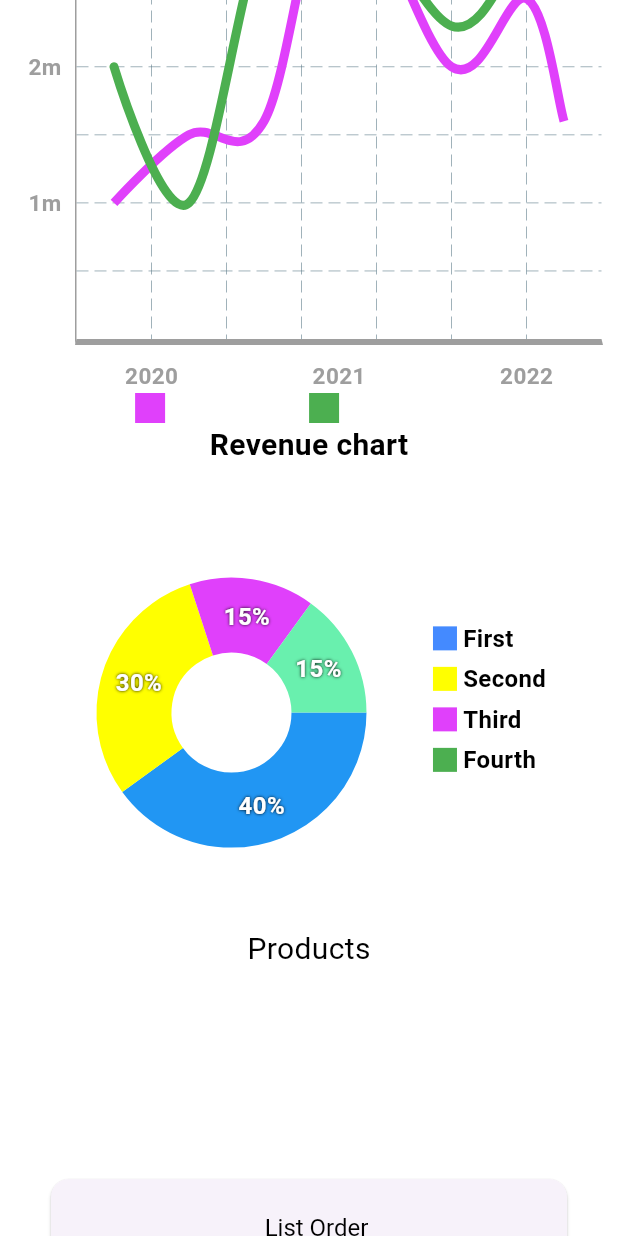
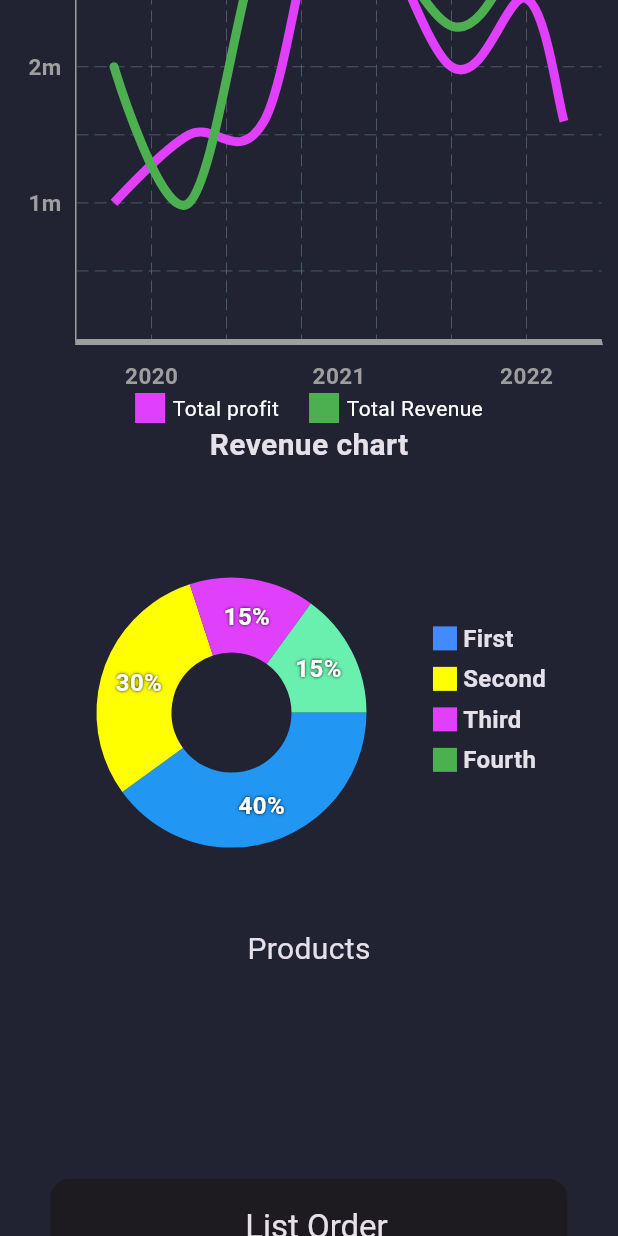
Before and after one commit to SFAri/flutterApp, a Flutter app: the AdminHome screen opened directly, scrolled down 576 dp, on a phone screen of 412 x 824 dp. Run offline on Flutter 3.47's test engine with Material 3 defaults, Android fonts, the phone set to English and light mode, and no system bars; drawn by our look-alikes of fl_chart; our stand-ins replace carousel_slider, flutter_rating_bar, font_awesome_flutter, get, get_storage, google_sign_in and 4 more; accounts and stored records are empty; Roboto replaces fonts that are missing (Poppins).

Commit message:
merge 2 main file into 1

```diff
--- a/FE/ecommerce/lib/features/admin/admin_home.dart
+++ b/FE/ecommerce/lib/features/admin/admin_home.dart
@@ -1,3 +1,5 @@
+import 'dart:ui';
+
 import 'package:ecommerce/features/admin/controller/menu_controller.dart';
 import 'package:ecommerce/features/admin/responsive.dart';
 import 'package:ecommerce/features/admin/screens/dashboard/dashboard.dart';
@@ -38,8 +40,15 @@ class AdminHomeState extends State<AdminHome> {
 
   @override
   Widget build(BuildContext context) {
-    return Scaffold(
-      key: context.read<MenuAppController>().scaffoldKey,
+    final menuController = Provider.of<MenuAppController>(context);
+    return Theme(
+      data: ThemeData.dark().copyWith(
+        scaffoldBackgroundColor: Color(0xFF212332),
+      ),
+      child: Scaffold(
+        backgroundColor: Color(0xFF212332),
+          // key: context.read<MenuAppController>().scaffoldKey,
+        key: menuController.scaffoldKey,
         drawer: SideDrawer(onSelectScreen: _selectScreen),
         body: SafeArea(
           child: Row(
@@ -62,6 +71,16 @@ class AdminHomeState extends State<AdminHome> {
             ],
           )
         ),
+      ),
     );
   }
 }
+
+class MyCustomScrollBehavior extends MaterialScrollBehavior {
+  // Override behavior methods and getters like dragDevices
+  @override
+  Set<PointerDeviceKind> get dragDevices => {
+        PointerDeviceKind.touch,
+        PointerDeviceKind.mouse,
+      };
+}
--- a/FE/ecommerce/lib/features/admin/main.dart
+++ /dev/null
@@ -1,49 +0,0 @@
-import 'dart:ui';
-
-import 'package:ecommerce/features/admin/admin_home.dart';
-import 'package:ecommerce/features/admin/controller/menu_controller.dart';
-import 'package:flutter/material.dart';
-import 'package:provider/provider.dart';
-import 'dart:async';
-
-StreamController<Widget> streamController = StreamController<Widget>();
-void main() {
-  runApp(AdminMain());
-}
-class AdminMain extends StatefulWidget {
-  const AdminMain({super.key});
-
-  @override
-  State<AdminMain> createState() => _AdminMainState();
-}
-
-class _AdminMainState extends State<AdminMain> {
-  @override
-  Widget build(BuildContext context) {
-    return MaterialApp(
-      debugShowCheckedModeBanner: false,
-      title: 'Flutter Admin Panel',
-      theme: ThemeData.dark().copyWith(
-        scaffoldBackgroundColor: Color(0xFF212332),
-      ),
-      scrollBehavior: MyCustomScrollBehavior(),
-      home: MultiProvider(
-        providers: [
-          ChangeNotifierProvider(
-            create: (context) => MenuAppController(),
-          ),
-        ],
-        child: AdminHome(streamController.stream)
-      ),
-    );
-  }
-}
-
-class MyCustomScrollBehavior extends MaterialScrollBehavior {
-  // Override behavior methods and getters like dragDevices
-  @override
-  Set<PointerDeviceKind> get dragDevices => {
-        PointerDeviceKind.touch,
-        PointerDeviceKind.mouse,
-      };
-}
--- a/FE/ecommerce/lib/features/admin/screens/couponManagement/allCoupons/coupon_screen.dart
+++ b/FE/ecommerce/lib/features/admin/screens/couponManagement/allCoupons/coupon_screen.dart
@@ -1,8 +1,8 @@
 import 'package:ecommerce/common/widgets/filters/search_filter.dart';
-import 'package:ecommerce/features/admin/main.dart';
 import 'package:ecommerce/features/admin/screens/couponManagement/detailCoupon/detail_coupon.dart';
 import 'package:ecommerce/features/admin/screens/dashboard/widgets/header.dart';
 import 'package:ecommerce/features/admin/screens/userManagement/widgets/paginated_table.dart';
+import 'package:ecommerce/main.dart';
 import 'package:flutter/material.dart';
 
 class CouponScreen extends StatefulWidget {
--- a/FE/ecommerce/lib/features/admin/screens/userManagement/allUsers/users.dart
+++ b/FE/ecommerce/lib/features/admin/screens/userManagement/allUsers/users.dart
@@ -1,7 +1,7 @@
-import 'package:ecommerce/features/admin/main.dart';
 import 'package:ecommerce/features/admin/responsive.dart';
 import 'package:ecommerce/features/admin/screens/dashboard/widgets/header.dart';
 import 'package:ecommerce/features/admin/screens/userManagement/detailUser/detail_user.dart';
+import 'package:ecommerce/main.dart';
 import 'package:ecommerce/utils/constants/image_strings.dart';
 import 'package:flutter/material.dart';
 
--- a/FE/ecommerce/lib/features/admin/screens/userManagement/detailUser/detail_user.dart
+++ b/FE/ecommerce/lib/features/admin/screens/userManagement/detailUser/detail_user.dart
@@ -54,7 +54,7 @@ class _DetailUserScreenState extends State<DetailUserScreen>{
           children: [
             Column(
               spacing: 10,
-              crossAxisAlignment: CrossAxisAlignment.start,
+              // crossAxisAlignment: CrossAxisAlignment.start,
               children: [
                 Row(
                   mainAxisAlignment: MainAxisAlignment.spaceBetween,
@@ -110,7 +110,7 @@ class _DetailUserScreenState extends State<DetailUserScreen>{
               ],
             ),
             Column(
-              crossAxisAlignment: CrossAxisAlignment.start,
+              // crossAxisAlignment: CrossAxisAlignment.start,
               spacing: 10,
               children: [
                 Row(
```
Also changed, not shown: FE/ecommerce/lib/features/admin/screens/dashboard/widgets/header.dart (+51 -3 lines), FE/ecommerce/lib/features/admin/screens/productManagement/products_management.dart (+8 -1 lines), FE/ecommerce/lib/features/auth/login_page.dart (+30 -12 lines), FE/ecommerce/lib/main.dart (+55 -7 lines), FE/ecommerce/lib/utils/helpers/role_function.dart (added, +20 -0 lines), FE/ecommerce/lib/utils/http/http_client.dart (+14 -3 lines), 1 other file. Lines whose indentation alone changed are shown as unchanged.
